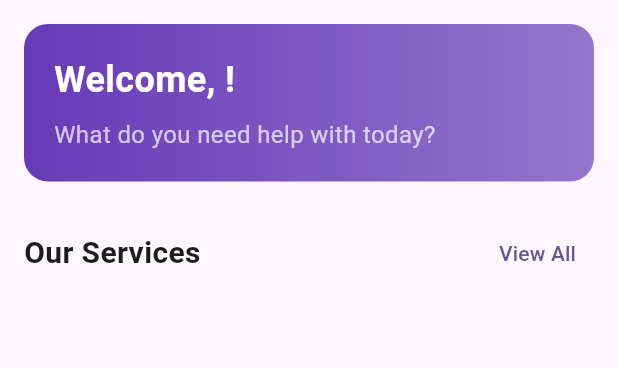
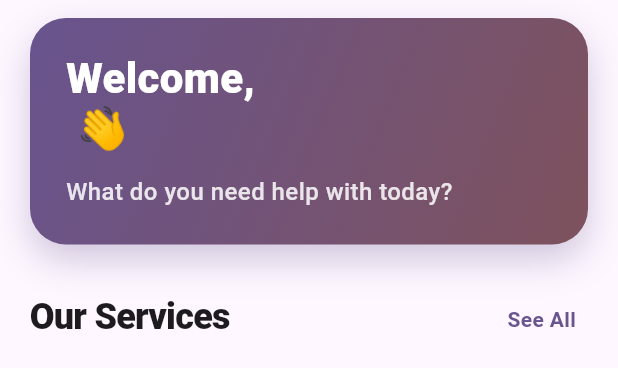
Before and after one commit to NilakanthaPradhan/QuickHelp, a Flutter app: the HomeDashboardScreen widget shown alone on an empty page, opened directly, on a phone screen of 412 x 824 dp. Shown: the top 368 px of the screen. Run offline on Flutter 3.47's test engine with Material 3 defaults, Android fonts, the phone set to English and light mode, and no system bars; our stand-ins replace action_slider, flutter_map, flutter_svg, geocoding, geolocator, image_picker and 2 more; missing offline and left inert: flutter_map_marker_cluster; accounts and stored records are empty; network calls fail; statements that could not run were skipped.

Commit message:
style(app): upgrade home dashboard and service tiles

```diff
--- a/lib/screens/home_dashboard_screen.dart
+++ b/lib/screens/home_dashboard_screen.dart
@@ -15,6 +15,16 @@ class HomeDashboardScreen extends StatefulWidget {
 class _HomeDashboardScreenState extends State<HomeDashboardScreen> {
   List<dynamic> _services = [];
   bool _loading = true;
+
+  // A palette of vibrant, premium colors for tiles
+  final List<Color> _tileColors = [
+    Colors.blueAccent,
+    Colors.orangeAccent,
+    Colors.teal,
+    Colors.pinkAccent,
+    Colors.indigoAccent,
+    Colors.green,
+  ];
 
   @override
   void initState() {
@@ -34,16 +44,16 @@ class _HomeDashboardScreenState extends State<HomeDashboardScreen> {
 
   IconData _getIcon(String iconName) {
     switch (iconName) {
-      case 'ac_unit': return Icons.ac_unit;
-      case 'cleaning_services': return Icons.cleaning_services;
-      case 'plumbing': return Icons.plumbing;
-      case 'electrical_services': return Icons.electrical_services;
-      case 'format_paint': return Icons.format_paint;
-      case 'handyman': return Icons.handyman;
-      case 'clean_hands': return Icons.clean_hands;
-      case 'grass': return Icons.grass;
-      case 'bug_report': return Icons.bug_report;
-      default: return Icons.build;
+      case 'ac_unit': return Icons.ac_unit_rounded;
+      case 'cleaning_services': return Icons.cleaning_services_rounded;
+      case 'plumbing': return Icons.plumbing_rounded;
+      case 'electrical_services': return Icons.electrical_services_rounded;
+      case 'format_paint': return Icons.format_paint_rounded;
+      case 'handyman': return Icons.handyman_rounded;
+      case 'clean_hands': return Icons.clean_hands_rounded;
+      case 'grass': return Icons.grass_rounded;
+      case 'bug_report': return Icons.bug_report_rounded;
+      default: return Icons.build_rounded;
     }
   }
 
@@ -51,86 +61,146 @@ class _HomeDashboardScreenState extends State<HomeDashboardScreen> {
   Widget build(BuildContext context) {
     // Show max 4 items
     final displayServices = _services.take(4).toList();
+    final theme = Theme.of(context);
 
     return SingleChildScrollView(
-      padding: const EdgeInsets.all(16.0),
+      padding: const EdgeInsets.symmetric(horizontal: 20.0, vertical: 12.0),
       child: Column(
         crossAxisAlignment: CrossAxisAlignment.start,
         children: [
-          // Banner or Greeting
+          // Premium Hero Banner
           Container(
             width: double.infinity,
-            padding: const EdgeInsets.all(20),
+            padding: const EdgeInsets.all(24),
             decoration: BoxDecoration(
-              gradient: LinearGradient(colors: [Colors.deepPurple, Colors.deepPurple.shade300]),
-              borderRadius: BorderRadius.circular(16),
+              gradient: LinearGradient(
+                begin: Alignment.topLeft,
+                end: Alignment.bottomRight,
+                colors: [
+                  theme.colorScheme.primary,
+                  theme.colorScheme.tertiary,
+                ]
+              ),
+              borderRadius: BorderRadius.circular(24),
+              boxShadow: [
+                BoxShadow(
+                  color: theme.colorScheme.primary.withOpacity(0.3),
+                  blurRadius: 20,
+                  offset: const Offset(0, 10),
+                )
+              ]
             ),
             child: Column(
               crossAxisAlignment: CrossAxisAlignment.start,
               children: [
                 Text(
-                  'Welcome, ${ApiService.currentUser?.fullName ?? (ApiService.currentUser?.username ?? 'Guest')}!',
-                  style: const TextStyle(color: Colors.white, fontSize: 24, fontWeight: FontWeight.bold)
+                  'Welcome, \n${ApiService.currentUser?.fullName ?? (ApiService.currentUser?.username ?? 'Guest')} 👋',
+                  style: const TextStyle(
+                    color: Colors.white,
+                    fontSize: 28,
+                    fontWeight: FontWeight.w800,
+                    height: 1.2,
+                  )
                 ),
-                const SizedBox(height: 8),
+                const SizedBox(height: 12),
                 if (ApiService.currentUser?.id == -1) // Guest
                  GestureDetector(
-                   onTap: () => Navigator.of(context).pushNamedAndRemoveUntil('/', (r) => false), // Go to login
+                   onTap: () => Navigator.of(context).pushNamedAndRemoveUntil('/login', (r) => false), // Go to login
                    child: Container(
-                     padding: const EdgeInsets.symmetric(horizontal: 12, vertical: 6),
-                     decoration: BoxDecoration(color: Colors.white24, borderRadius: BorderRadius.circular(20)),
+                     padding: const EdgeInsets.symmetric(horizontal: 16, vertical: 8),
+                     decoration: BoxDecoration(
+                       color: Colors.white.withOpacity(0.2),
+                       borderRadius: BorderRadius.circular(30),
+                       border: Border.all(color: Colors.white.withOpacity(0.5))
+                     ),
                      child: const Row(
                        mainAxisSize: MainAxisSize.min,
                        children: [
-                         Text('Join Now', style: TextStyle(color: Colors.white, fontWeight: FontWeight.bold)),
-                         SizedBox(width: 4),
-                         Icon(Icons.arrow_forward, color: Colors.white, size: 16)
+                         Text('Join QuickHelp Today', style: TextStyle(color: Colors.white, fontWeight: FontWeight.bold, letterSpacing: 0.5)),
+                         SizedBox(width: 8),
+                         Icon(Icons.arrow_forward_rounded, color: Colors.white, size: 18)
                        ],
                      ),
                    ),
                  )
                 else
-                 const Text('What do you need help with today?', style: TextStyle(color: Colors.white70, fontSize: 16)),
+                 Text(
+                   'What do you need help with today?',
+                   style: TextStyle(
+                     color: Colors.white.withOpacity(0.85),
+                     fontSize: 16,
+                     fontWeight: FontWeight.w500,
+                     letterSpacing: 0.3,
+                   )
+                 ),
               ],
             ),
           ),
-          const SizedBox(height: 24),
+          const SizedBox(height: 32),
 
           // Services Header
           Row(
             mainAxisAlignment: MainAxisAlignment.spaceBetween,
+            crossAxisAlignment: CrossAxisAlignment.end,
             children: [
-              const Text('Our Services', style: TextStyle(fontSize: 20, fontWeight: FontWeight.bold)),
-              TextButton(
-                onPressed: () {
-                  Navigator.of(context).push(MaterialPageRoute(builder: (_) => const ServicesScreen(showAppBar: true)));
-                },
-                child: const Text('View All'),
+              Text(
+                'Our Services',
+                style: theme.textTheme.headlineSmall?.copyWith(
+                  fontWeight: FontWeight.w800,
+                  letterSpacing: -0.5,
+                )
+              ),
+              InkWell(
+                onTap: () => Navigator.of(context).push(MaterialPageRoute(builder: (_) => const ServicesScreen(showAppBar: true))),
+                borderRadius: BorderRadius.circular(20),
+                child: Padding(
+                  padding: const EdgeInsets.symmetric(horizontal: 8.0, vertical: 4.0),
+                  child: Text(
+                    'See All',
+                    style: TextStyle(
+                      color: theme.colorScheme.primary,
+                      fontWeight: FontWeight.w700,
+                    )
+                  ),
+                ),
               ),
             ],
           ),
-          const SizedBox(height: 16),
+          const SizedBox(height: 20),
 
-          // Services Grid (Limited)
+          // Services Grid
           _loading
-              ? const Center(child: CircularProgressIndicator())
-              : GridView.count(
+              ? Center(
+                  child: Padding(
+                    padding: const EdgeInsets.all(40.0),
+                    child: CircularProgressIndicator(color: theme.colorScheme.primary),
+                  )
+                )
+              : GridView.builder(
                   shrinkWrap: true,
                   physics: const NeverScrollableScrollPhysics(),
-                  crossAxisCount: 2,
-                  mainAxisSpacing: 16,
-                  crossAxisSpacing: 16,
-                  childAspectRatio: 0.9,
-                  children: displayServices.map((s) {
+                  gridDelegate: const SliverGridDelegateWithFixedCrossAxisCount(
+                    crossAxisCount: 2,
+                    mainAxisSpacing: 16,
+                    crossAxisSpacing: 16,
+                    childAspectRatio: 0.85,
+                  ),
+                  itemCount: displayServices.length,
+                  itemBuilder: (context, index) {
+                    final s = displayServices[index];
+                    final color = _tileColors[index % _tileColors.length];
+
                     return ServiceTile(
                       title: s['name'] as String,
                       icon: _getIcon(s['icon'] as String),
-                      color: Colors.blue,
+                      color: color,
                       providerCount: (s['providerCount'] ?? 0) as int,
                       onTap: () => Navigator.of(context).push(MaterialPageRoute(builder: (_) => ServiceBookingPage(serviceTitle: s['name'] as String))),
                     );
-                  }).toList(),
+                  },
                 ),
+
+          const SizedBox(height: 40),
         ],
       ),
     );
```
Also changed, not shown: lib/widgets/service_tile.dart (+88 -39 lines).
